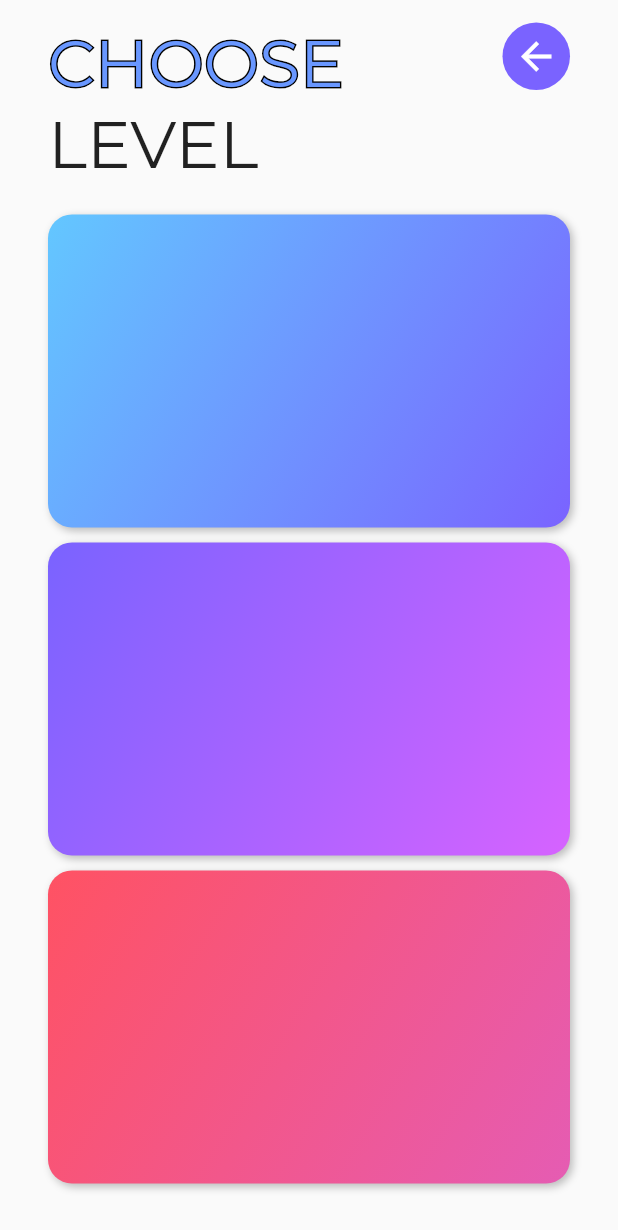
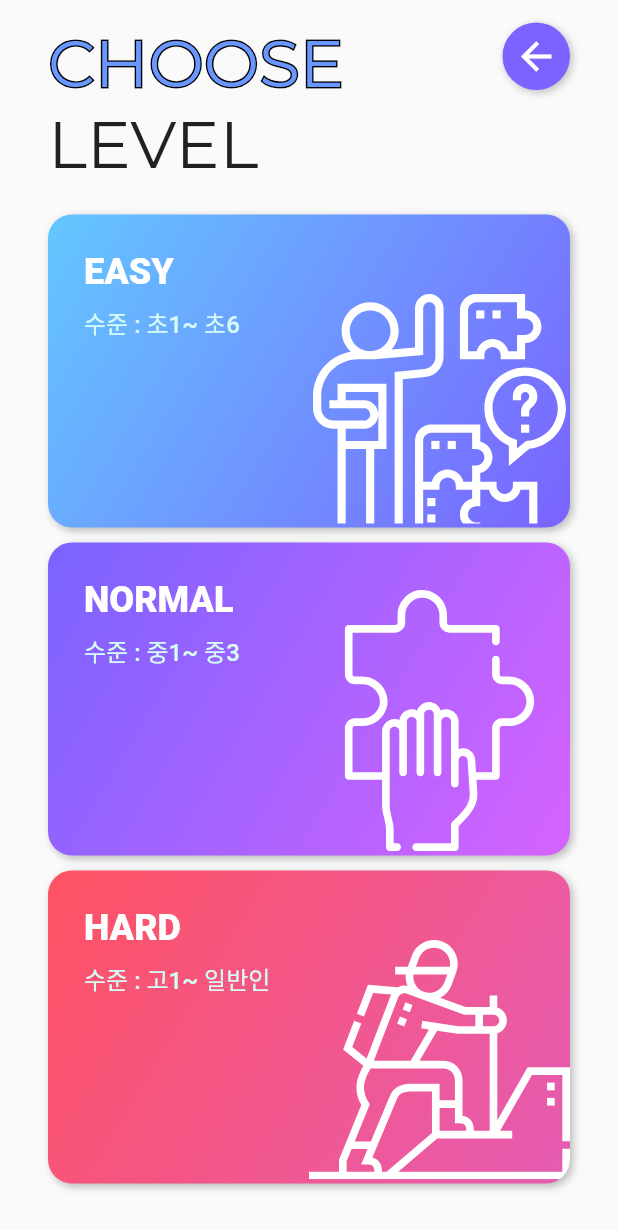
Before and after one commit to BlankyDcamp/blanky, a Flutter app: the DualDifficultySelectPage screen opened directly, on a phone screen of 412 x 824 dp. Shown: the top 1230 px of the screen. Run offline on Flutter 3.47's test engine with Material 2 defaults, Android fonts, the phone set to English and light mode, and no system bars; our stand-ins replace flutter_svg, shared_preferences; missing offline and left inert: kakao_flutter_sdk; accounts and stored records are empty; project files that could hold a hidden picture were left out.

Commit message:
add difficultyButton content

```diff
--- a/lib/page/commonWidgets/difficultyContent.dart
+++ b/lib/page/commonWidgets/difficultyContent.dart
@@ -1,14 +1,63 @@
 import 'package:flutter/material.dart';
+import 'package:flutter_svg/flutter_svg.dart';
 
 class DifficultyContent extends StatelessWidget {
+  final String title;
+  final String description;
+  final String iconPath;
+
+  DifficultyContent({
+    required this.title,
+    required this.description,
+    required this.iconPath,
+  });
 
   @override
   Widget build(BuildContext context) {
     return Row(
       mainAxisAlignment: MainAxisAlignment.spaceBetween,
       children: [
-        Container(),
-        Container(),
+        Expanded(
+          flex: 5,
+          child: Container(
+            margin: EdgeInsets.symmetric(vertical: 24,horizontal: 24),
+            child: Column(
+              crossAxisAlignment: CrossAxisAlignment.start,
+              children: [
+                Text(
+                  title,
+                  style: TextStyle(
+                    color: Colors.white,
+                    fontSize: 24,
+                    fontWeight: FontWeight.w800
+                  ),
+                ),
+                SizedBox(
+                  height: 8,
+                ),
+                Text(
+                  description,
+                  style: TextStyle(
+                      color: Color(0xffD6FCF7),
+                      fontSize: 16,
+                      fontWeight: FontWeight.w500
+                  ),
+                ),
+              ],
+            ),
+          ),
+        ),
+        Expanded(
+          flex: 5,
+          child: Align(
+            alignment: Alignment.bottomCenter,
+            child: Container(
+              child: SvgPicture.asset(
+                iconPath,
+              ),
+            ),
+          ),
+        ),
       ],
     );
   }
--- a/lib/page/commonWidgets/gradientBox.dart
+++ b/lib/page/commonWidgets/gradientBox.dart
@@ -53,7 +53,10 @@ class GradientBox extends StatelessWidget {
         child: InkWell(
           borderRadius: BorderRadius.all(Radius.circular(circularRadius!)),
           onTap: onTap,
-          child: content,
+          child: ClipRRect(
+            borderRadius: BorderRadius.circular(circularRadius!),
+            child: content,
+          ),
         ),
       ),
     );
--- a/lib/page/dual/dualDifficultySelectPage.dart
+++ b/lib/page/dual/dualDifficultySelectPage.dart
@@ -1,3 +1,4 @@
+import 'package:blanky/page/commonWidgets/difficultyContent.dart';
 import 'package:blanky/page/commonWidgets/gradientBox.dart';
 import 'package:flutter/material.dart';
 
@@ -60,8 +61,16 @@ class DualDifficultySelectPage extends StatelessWidget {
                     height: 45,
                     width: 45,
                     decoration: BoxDecoration(
-                      color: appTheme.primaryColor,
-                      shape: BoxShape.circle
+                        color: appTheme.primaryColor,
+                        shape: BoxShape.circle,
+                        boxShadow: [
+                          BoxShadow(
+                            color: Color(0x40000000),
+                            blurRadius: 4.0,
+                            spreadRadius: 0.0,
+                            offset: Offset(1.5, 1.5), // shadow direction: bottom right
+                          ),
+                        ]
                     ),
                     child: Material(
                       color: Colors.transparent,
@@ -76,7 +85,7 @@ class DualDifficultySelectPage extends StatelessWidget {
                           ),
                         ),
                       ),
-                    )
+                    ),
                   ),
                 ],
               ),
@@ -92,8 +101,10 @@ class DualDifficultySelectPage extends StatelessWidget {
                       child: Container(
                         margin: EdgeInsets.symmetric(vertical: 5),
                         child: GradientBox(
-                          content: Container(
-                            width: screenSize.width,
+                          content: DifficultyContent(
+                            title: "EASY",
+                            description: "수준 : 초1~ 초6",
+                            iconPath: "assets/icons/icon_dual_easy.svg",
                           ),
                           circularRadius: 16,
                           elevation: 2,
@@ -111,8 +122,10 @@ class DualDifficultySelectPage extends StatelessWidget {
                       child: Container(
                         margin: EdgeInsets.symmetric(vertical: 5),
                         child: GradientBox(
-                          content: Container(
-                            width: screenSize.width,
+                          content: DifficultyContent(
+                            title: "NORMAL",
+                            description: "수준 : 중1~ 중3",
+                            iconPath: "assets/icons/icon_dual_normal.svg",
                           ),
                           circularRadius: 16,
                           elevation: 2,
@@ -130,8 +143,10 @@ class DualDifficultySelectPage extends StatelessWidget {
                       child: Container(
                         margin: EdgeInsets.symmetric(vertical: 5),
                         child: GradientBox(
-                          content: Container(
-                            width: screenSize.width,
+                          content: DifficultyContent(
+                            title: "HARD",
+                            description: "수준 : 고1~ 일반인",
+                            iconPath: "assets/icons/icon_dual_hard.svg",
                           ),
                           circularRadius: 16,
                           elevation: 2,
--- a/lib/page/solo/soloDifficultySelectPage.dart
+++ b/lib/page/solo/soloDifficultySelectPage.dart
@@ -1,3 +1,4 @@
+import 'package:blanky/page/commonWidgets/difficultyContent.dart';
 import 'package:blanky/page/commonWidgets/gradientBox.dart';
 import 'package:flutter/material.dart';
 
@@ -61,7 +62,15 @@ class SoloDifficultySelectPage extends StatelessWidget {
                     width: 45,
                     decoration: BoxDecoration(
                       color: appTheme.primaryColor,
-                          shape: BoxShape.circle
+                      shape: BoxShape.circle,
+                      boxShadow: [
+                        BoxShadow(
+                          color: Color(0x40000000),
+                          blurRadius: 4.0,
+                          spreadRadius: 0.0,
+                          offset: Offset(1.5, 1.5), // shadow direction: bottom right
+                        ),
+                      ]
                     ),
                     child: Material(
                       color: Colors.transparent,
@@ -76,7 +85,7 @@ class SoloDifficultySelectPage extends StatelessWidget {
                           ),
                         ),
                       ),
-                      )
+                    ),
                   ),
                 ],
               ),
@@ -92,8 +101,10 @@ class SoloDifficultySelectPage extends StatelessWidget {
                       child: Container(
                         margin: EdgeInsets.symmetric(vertical: 5),
                         child: GradientBox(
-                            content: Container(
-                              width: screenSize.width,
+                          content: DifficultyContent(
+                            title: "EASY",
+                            description: "수준 : 초1~ 초6",
+                            iconPath: "assets/icons/icon_solo_easy.svg",
                           ),
                           circularRadius: 16,
                           elevation: 2,
@@ -111,8 +122,10 @@ class SoloDifficultySelectPage extends StatelessWidget {
                       child: Container(
                         margin: EdgeInsets.symmetric(vertical: 5),
                         child: GradientBox(
-                            content: Container(
-                              width: screenSize.width,
+                          content: DifficultyContent(
+                            title: "NORMAL",
+                            description: "수준 : 중1~ 중3",
+                            iconPath: "assets/icons/icon_solo_normal.svg",
                           ),
                           circularRadius: 16,
                           elevation: 2,
@@ -130,8 +143,10 @@ class SoloDifficultySelectPage extends StatelessWidget {
                       child: Container(
                         margin: EdgeInsets.symmetric(vertical: 5),
                         child: GradientBox(
-                            content: Container(
-                              width: screenSize.width,
+                          content: DifficultyContent(
+                            title: "HARD",
+                            description: "수준 : 고1~ 일반인",
+                            iconPath: "assets/icons/icon_solo_hard.svg",
                           ),
                           circularRadius: 16,
                           elevation: 2,
@@ -146,7 +161,7 @@ class SoloDifficultySelectPage extends StatelessWidget {
                     ),
                   ],
                 ),
-                )
+              ),
             ),
           ],
         ),
```
Lines whose indentation alone changed are shown as unchanged.
